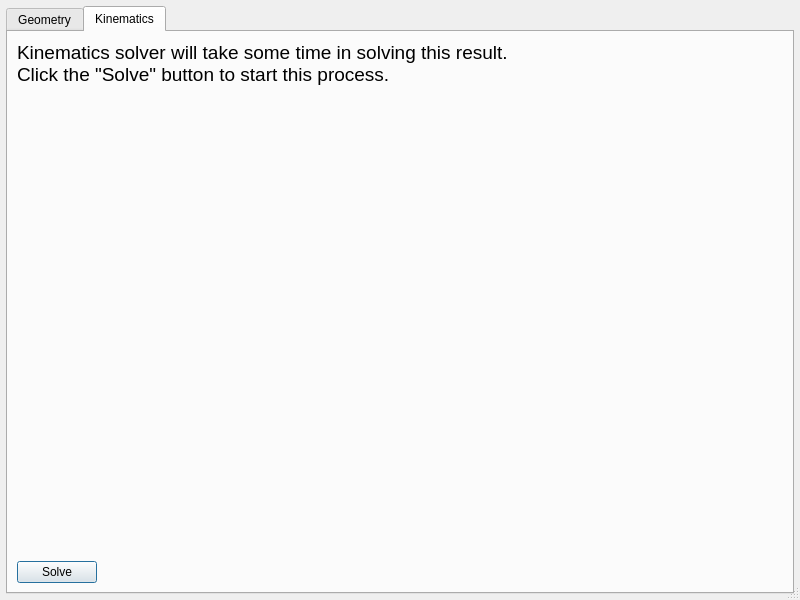
First picture: the form in core/graphics/Path_Solving_preview.ui, repository KmolYuan/Pyslvs-UI, before the edit.
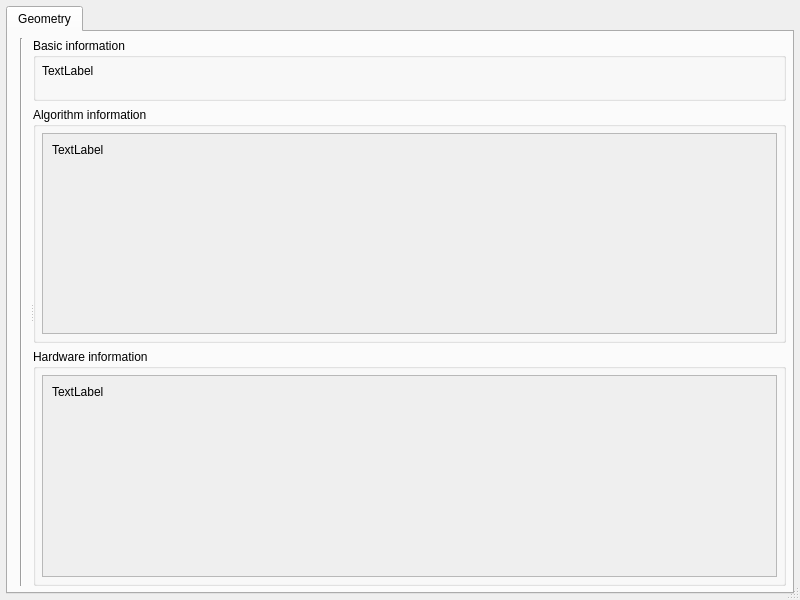
Second picture: the form after the edit. The open tabs and pages were chosen to show the change.

```diff
--- a/core/graphics/Path_Solving_preview.ui
+++ b/core/graphics/Path_Solving_preview.ui
@@ -296,57 +296,6 @@
        </item>
       </layout>
      </widget>
-     <widget class="QWidget" name="kinematics">
-      <attribute name="title">
-       <string>Kinematics</string>
-      </attribute>
-      <layout class="QVBoxLayout" name="verticalLayout_9">
-       <item>
-        <widget class="QLabel" name="label">
-         <property name="text">
-          <string>&lt;html&gt;&lt;head/&gt;&lt;body&gt;&lt;p&gt;&lt;span style=&quot; font-size:14pt;&quot;&gt;Kinematics solver will take some time in solving this result.&lt;br/&gt;Click the &amp;quot;Solve&amp;quot; button to start this process.&lt;/span&gt;&lt;/p&gt;&lt;/body&gt;&lt;/html&gt;</string>
-         </property>
-        </widget>
-       </item>
-       <item>
-        <spacer name="verticalSpacer_4">
-         <property name="orientation">
-          <enum>Qt::Vertical</enum>
-         </property>
-         <property name="sizeHint" stdset="0">
-          <size>
-           <width>20</width>
-           <height>429</height>
-          </size>
-         </property>
-        </spacer>
-       </item>
-       <item>
-        <layout class="QHBoxLayout" name="horizontalLayout">
-         <item>
-          <widget class="QPushButton" name="kinematicsSolveButton">
-           <property name="text">
-            <string>Solve</string>
-           </property>
-          </widget>
-         </item>
-         <item>
-          <spacer name="horizontalSpacer">
-           <property name="orientation">
-            <enum>Qt::Horizontal</enum>
-           </property>
-           <property name="sizeHint" stdset="0">
-            <size>
-             <width>40</width>
-             <height>20</height>
-            </size>
-           </property>
-          </spacer>
-         </item>
-        </layout>
-       </item>
-      </layout>
-     </widget>
     </widget>
    </item>
   </layout>
```
